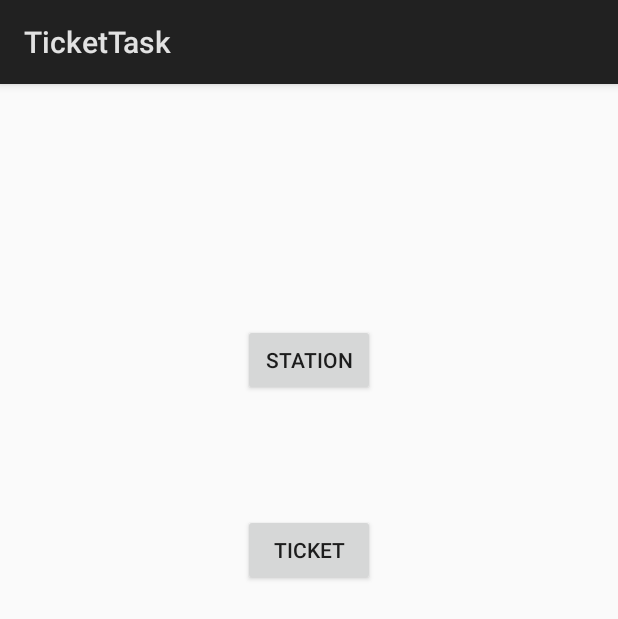
After one commit to sujiraju/CURNEU_ANDROID_APP, an Android app: the layout station.xml on its own in the app's theme, with its tools: preview values and no code run, on a phone screen of 412 x 824 dp. The commit adds this screen. Shown: the top 619 px of the screen. Run offline under Robolectric (Android 15) with nearby library versions, the phone set to English and light mode, and no system bars.

Commit message:
progress of app

```diff
--- /dev/null
+++ b/app/src/main/java/com/example/priyankamoorthy/tickettask/st.java
@@ -0,0 +1,4 @@
+package com.example.priyankamoorthy.tickettask;
+
+public class st {
+}
--- /dev/null
+++ b/app/src/main/java/com/example/priyankamoorthy/tickettask/ticket.java
@@ -0,0 +1,4 @@
+package com.example.priyankamoorthy.tickettask;
+
+public class ticket {
+}
--- /dev/null
+++ b/app/src/main/res/layout/station.xml
@@ -0,0 +1,35 @@
+<?xml version="1.0" encoding="utf-8"?>
+<android.support.constraint.ConstraintLayout
+    xmlns:android="http://schemas.android.com/apk/res/android"
+    xmlns:app="http://schemas.android.com/apk/res-auto"
+    xmlns:tools="http://schemas.android.com/tools"
+    android:layout_width="match_parent"
+    android:layout_height="match_parent">
+
+    <Button
+        android:id="@+id/button"
+        android:layout_width="wrap_content"
+        android:layout_height="wrap_content"
+        android:layout_marginEnd="8dp"
+        android:layout_marginStart="8dp"
+        android:layout_marginTop="160dp"
+        android:text="Station"
+        app:layout_constraintEnd_toEndOf="parent"
+        app:layout_constraintStart_toStartOf="parent"
+        app:layout_constraintTop_toTopOf="parent" />
+
+    <Button
+        android:id="@+id/button2"
+        android:layout_width="wrap_content"
+        android:layout_height="wrap_content"
+        android:layout_marginBottom="8dp"
+        android:layout_marginEnd="8dp"
+        android:layout_marginStart="8dp"
+        android:layout_marginTop="8dp"
+        android:text="ticket"
+        app:layout_constraintBottom_toBottomOf="parent"
+        app:layout_constraintEnd_toEndOf="parent"
+        app:layout_constraintStart_toStartOf="parent"
+        app:layout_constraintTop_toBottomOf="@+id/button"
+        app:layout_constraintVertical_bias="0.142" />
+</android.support.constraint.ConstraintLayout>
```
Also changed, not shown: app/src/main/java/com/example/priyankamoorthy/tickettask/station.java (added, +35 -0 lines), app/src/main/res/layout/activity_main.xml (+3 -5 lines).
